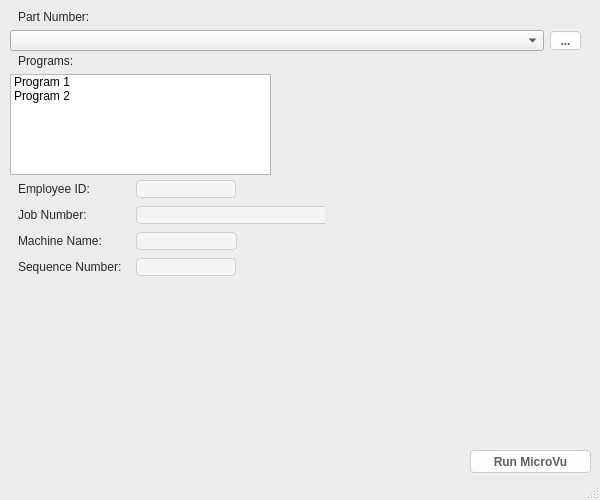
Old version of the form ui/MvRun_MainWindowUI.ui in the repository jeffreytwhitney/MvRun.
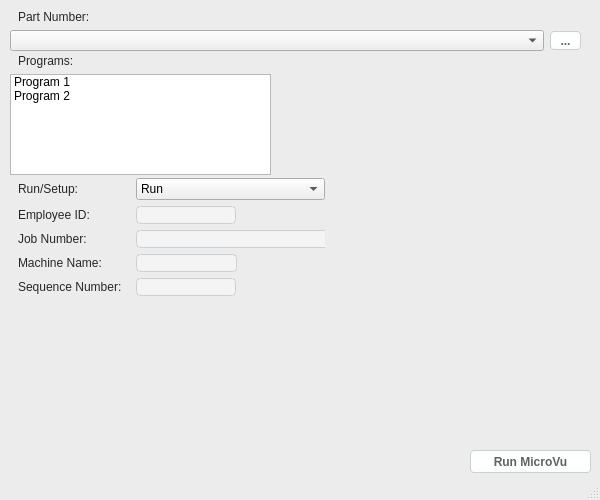
New version of the form. Icons and pictures are not drawn.

```diff
--- a/ui/MvRun_MainWindowUI.ui
+++ b/ui/MvRun_MainWindowUI.ui
@@ -111,25 +111,32 @@
       <x>10</x>
       <y>178</y>
       <width>315</width>
-      <height>100</height>
+      <height>118</height>
      </rect>
     </property>
     <layout class="QGridLayout" name="gridLayout">
-     <item row="2" column="0">
+     <item row="3" column="0">
       <widget class="QLabel" name="lblMachineName">
        <property name="text">
         <string>Machine Name:</string>
        </property>
       </widget>
      </item>
-     <item row="1" column="0">
+     <item row="2" column="0">
       <widget class="QLabel" name="lblJobNumber">
        <property name="text">
         <string>Job Number:</string>
        </property>
       </widget>
      </item>
-     <item row="1" column="1">
+     <item row="1" column="0">
+      <widget class="QLabel" name="lblEmployeeID">
+       <property name="text">
+        <string>Employee ID:</string>
+       </property>
+      </widget>
+     </item>
+     <item row="2" column="1">
       <widget class="QLineEdit" name="txtJobNumber">
        <property name="minimumSize">
         <size>
@@ -139,7 +146,7 @@
        </property>
       </widget>
      </item>
-     <item row="2" column="1">
+     <item row="3" column="1">
       <widget class="QLineEdit" name="txtMachineName">
        <property name="minimumSize">
         <size>
@@ -155,7 +162,7 @@
        </property>
       </widget>
      </item>
-     <item row="0" column="1">
+     <item row="1" column="1">
       <widget class="QLineEdit" name="txtEmployeeID">
        <property name="minimumSize">
         <size>
@@ -171,34 +178,48 @@
        </property>
       </widget>
      </item>
-     <item row="0" column="0">
-      <widget class="QLabel" name="lblEmployeeID">
-       <property name="text">
-        <string>Employee ID:</string>
+     <item row="4" column="1">
+      <widget class="QLineEdit" name="txtSequenceNumber">
+       <property name="minimumSize">
+        <size>
+         <width>100</width>
+         <height>0</height>
+        </size>
+       </property>
+       <property name="maximumSize">
+        <size>
+         <width>100</width>
+         <height>16777215</height>
+        </size>
        </property>
       </widget>
      </item>
-     <item row="3" column="0">
+     <item row="4" column="0">
       <widget class="QLabel" name="lblSequenceNumber">
        <property name="text">
         <string>Sequence Number:</string>
        </property>
       </widget>
      </item>
-     <item row="3" column="1">
-      <widget class="QLineEdit" name="txtSequenceNumber">
-       <property name="minimumSize">
-        <size>
-         <width>100</width>
-         <height>0</height>
-        </size>
+     <item row="0" column="0">
+      <widget class="QLabel" name="lblRunSetup">
+       <property name="text">
+        <string>Run/Setup:</string>
        </property>
-       <property name="maximumSize">
-        <size>
-         <width>100</width>
-         <height>16777215</height>
-        </size>
-       </property>
+      </widget>
+     </item>
+     <item row="0" column="1">
+      <widget class="QComboBox" name="cboRunSetup">
+       <item>
+        <property name="text">
+         <string>Run</string>
+        </property>
+       </item>
+       <item>
+        <property name="text">
+         <string>Setup</string>
+        </property>
+       </item>
       </widget>
      </item>
     </layout>
```
